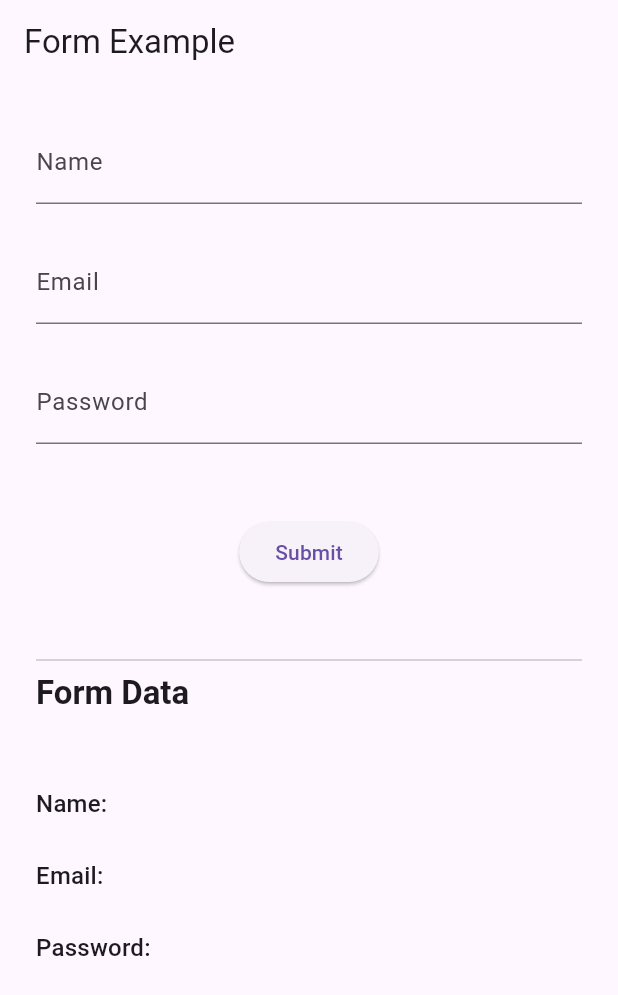
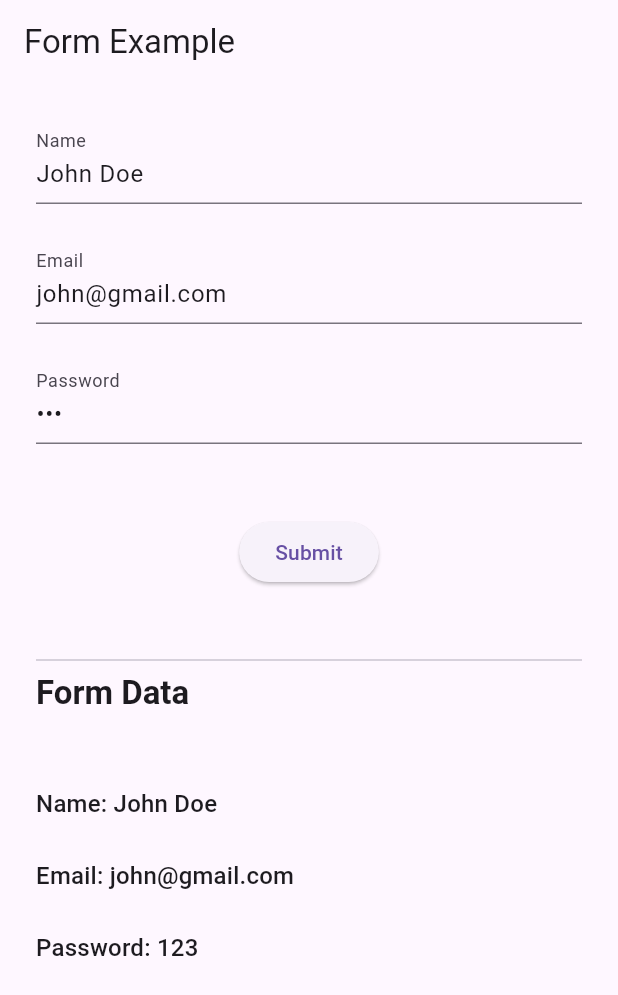
Before and after one commit to enesakbal/fltter_inherited_widgets, a Flutter app: the screen it shows after launch, after a tap on "Submit", on a phone screen of 412 x 824 dp. Shown: the top 995 px of the screen. Run offline on Flutter 3.47's test engine with Material 3 defaults, Android fonts, the phone set to English and light mode, and no system bars.

Commit message:
ref: some changes on form app

```diff
--- a/lib/simple_examples/form_example/app.dart
+++ b/lib/simple_examples/form_example/app.dart
@@ -4,12 +4,12 @@ import 'package:flutter/material.dart';
 
 void main() {
   runApp(
-    const CounterApp(),
+    const FormApp(),
   );
 }
 
-class CounterApp extends StatelessWidget {
-  const CounterApp({super.key});
+class FormApp extends StatelessWidget {
+  const FormApp({super.key});
 
   @override
   Widget build(BuildContext context) {
--- a/lib/simple_examples/form_example/form_provider.dart
+++ b/lib/simple_examples/form_example/form_provider.dart
@@ -12,24 +12,21 @@ class FormProvider extends StatefulWidget {
 }
 
 class _FormProviderState extends State<FormProvider> {
-  late UserModel userModel;
+  late final UserModel userModel;
 
   @override
   void initState() {
-    userModel = UserModel();
+    userModel = UserModel(
+      name: 'John Doe',
+      email: 'john@gmail.com',
+      password: '123',
+    );
     super.initState();
-  }
-
-  setUserModel(UserModel newUserModel) {
-    setState(() {
-      userModel = newUserModel;
-    });
   }
 
   @override
   Widget build(BuildContext context) {
     return CustomFormState(
-      setUserModel: setUserModel,
       userModel: userModel,
       child: widget.child,
     );
--- a/lib/simple_examples/form_example/form_state.dart
+++ b/lib/simple_examples/form_example/form_state.dart
@@ -1,3 +1,5 @@
+import 'dart:developer';
+
 import 'package:fltter_inherited_widgets/simple_examples/form_example/user_model.dart';
 import 'package:flutter/material.dart';
 
@@ -5,26 +7,44 @@ class CustomFormState extends InheritedWidget {
   CustomFormState({
     super.key,
     required super.child,
-    required this.setUserModel,
     required this.userModel,
-  });
+  })  : nameController = TextEditingController(text: '${userModel.name}'),
+        emailController = TextEditingController(text: '${userModel.email}'),
+        passwordController = TextEditingController(text: '${userModel.password}');
 
-  final TextEditingController nameController = TextEditingController();
-  final TextEditingController emailController = TextEditingController();
-  final TextEditingController passwordController = TextEditingController();
+  final TextEditingController nameController;
+  final TextEditingController emailController;
+  final TextEditingController passwordController;
 
   final GlobalKey<FormState> formKey = GlobalKey<FormState>();
 
-  final UserModel? userModel;
-
-  final void Function(UserModel model) setUserModel;
+  final UserModel userModel;
 
   static CustomFormState of(BuildContext context) {
     return context.dependOnInheritedWidgetOfExactType<CustomFormState>()!;
   }
 
+  void dispose() {
+    nameController.dispose();
+    emailController.dispose();
+    passwordController.dispose();
+  }
+
+  void setUserModel({
+    String? name,
+    String? email,
+    String? password,
+  }) {
+    userModel.copyWith(
+      name: name,
+      email: email,
+      password: password,
+    );
+  }
+
   @override
   bool updateShouldNotify(covariant CustomFormState oldWidget) {
+    log('messageqweqwe');
     return oldWidget.userModel != userModel;
   }
 }
--- a/lib/simple_examples/form_example/form_view.dart
+++ b/lib/simple_examples/form_example/form_view.dart
@@ -1,5 +1,6 @@
+import 'dart:developer';
+
 import 'package:fltter_inherited_widgets/simple_examples/form_example/form_state.dart';
-import 'package:fltter_inherited_widgets/simple_examples/form_example/user_model.dart';
 import 'package:flutter/material.dart';
 
 class FormView extends StatelessWidget {
@@ -8,7 +9,7 @@ class FormView extends StatelessWidget {
   @override
   Widget build(BuildContext context) {
     final state = CustomFormState.of(context);
-
+    log('message');
     return Scaffold(
       appBar: AppBar(title: const Text('Form Example')),
       body: Padding(
@@ -52,11 +53,9 @@ class FormView extends StatelessWidget {
                     ElevatedButton(
                       onPressed: () {
                         state.setUserModel(
-                          UserModel(
-                            name: state.nameController.text,
-                            email: state.emailController.text,
-                            password: state.passwordController.text,
-                          ),
+                          name: state.nameController.text,
+                          email: state.emailController.text,
+                          password: state.passwordController.text,
                         );
                       },
                       child: const Text('Submit'),
@@ -75,17 +74,17 @@ class FormView extends StatelessWidget {
                     ),
                     const SizedBox(height: 48),
                     Text(
-                      'Name: ${state.userModel?.name ?? ''}',
+                      'Name: ${state.userModel.name ?? ''}',
                       style: Theme.of(context).textTheme.titleMedium,
                     ),
                     const SizedBox(height: 24),
                     Text(
-                      'Email: ${state.userModel?.email ?? ''}',
+                      'Email: ${state.userModel.email ?? ''}',
                       style: Theme.of(context).textTheme.titleMedium,
                     ),
                     const SizedBox(height: 24),
                     Text(
-                      'Password: ${state.userModel?.password ?? ''}',
+                      'Password: ${state.userModel.password ?? ''}',
                       style: Theme.of(context).textTheme.titleMedium,
                     ),
                   ],
--- a/lib/simple_examples/form_example/user_model.dart
+++ b/lib/simple_examples/form_example/user_model.dart
@@ -1,4 +1,3 @@
-// ignore_for_file: public_member_api_docs, sort_constructors_first
 class UserModel {
   final String? name;
   final String? email;
@@ -15,4 +14,16 @@ class UserModel {
 
   @override
   int get hashCode => name.hashCode ^ email.hashCode ^ password.hashCode;
+
+  UserModel copyWith({
+    String? name,
+    String? email,
+    String? password,
+  }) {
+    return UserModel(
+      name: name ?? this.name,
+      email: email ?? this.email,
+      password: password ?? this.password,
+    );
+  }
 }
```
